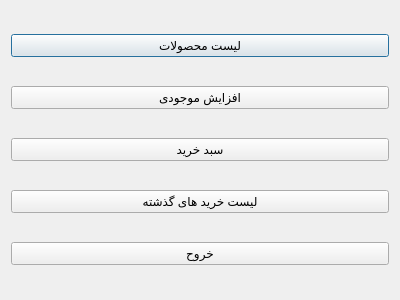
First picture: the form in menu/client_meno.ui, repository AP-projects-4001/alsa, before the edit.
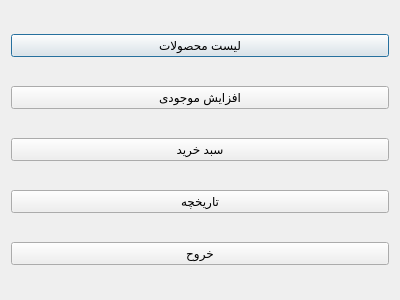
Second picture: the form after the edit.

Patch:
```diff
--- a/menu/client_meno.ui
+++ b/menu/client_meno.ui
@@ -38,7 +38,7 @@
    <item>
     <widget class="QPushButton" name="pushButton_2">
      <property name="text">
-      <string>لیست خرید های گذشته</string>
+      <string>تاریخچه</string>
      </property>
     </widget>
    </item>
```
